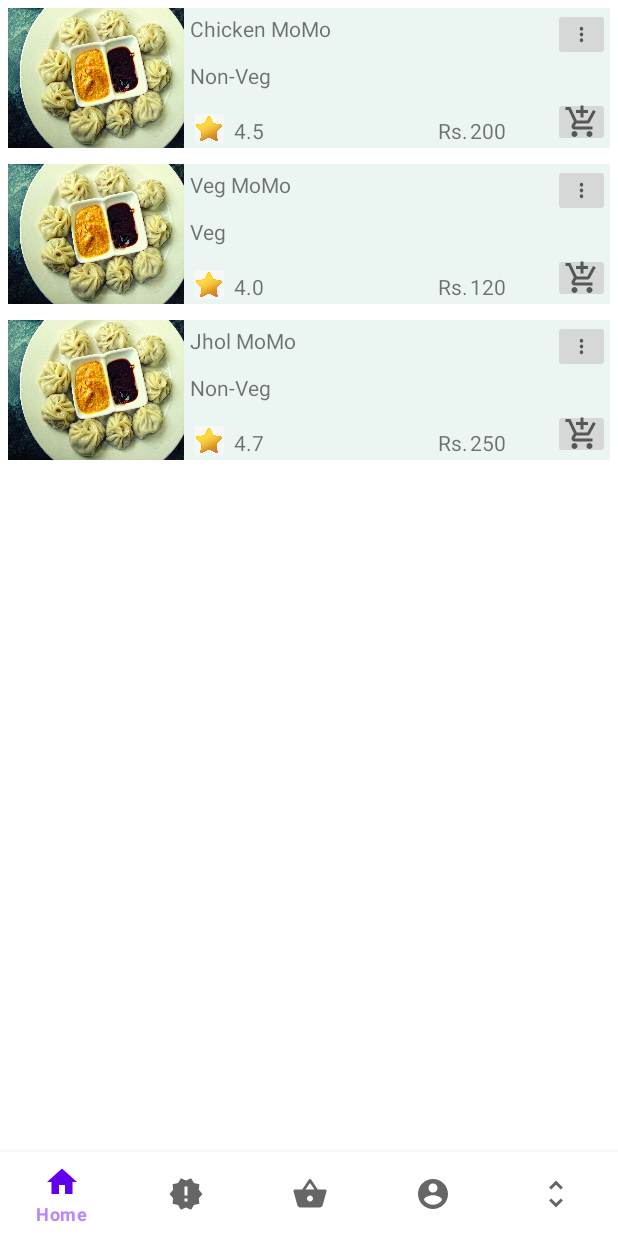
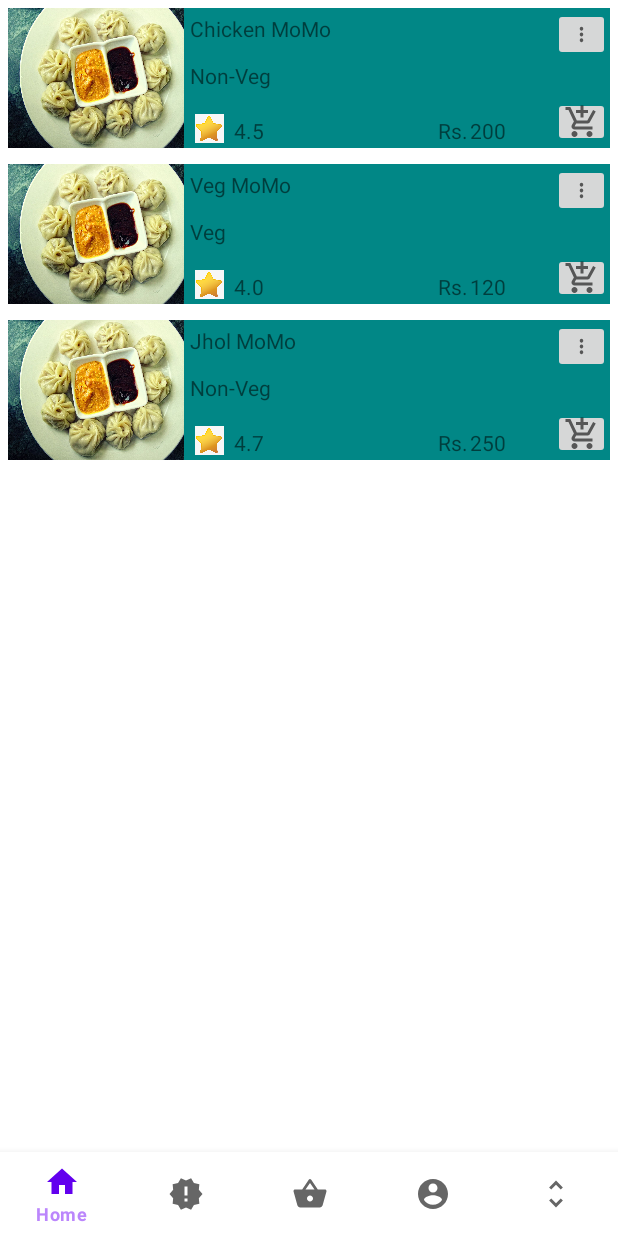
Before and after one commit to saugat0123/android, an Android app: the HomeFragment screen opened directly, with no data from a screen before it, on a phone screen of 412 x 824 dp. Run offline under Robolectric (Android 15) with nearby library versions, the phone set to English and light mode, and no system bars; our stand-ins replace CircleImageView; pictures from the network do not load.

Commit message:
Dashboard Edited

```diff
--- a/app/src/main/res/layout/dashboard_layout.xml
+++ b/app/src/main/res/layout/dashboard_layout.xml
@@ -4,7 +4,7 @@
     xmlns:app="http://schemas.android.com/apk/res-auto"
     xmlns:tools="http://schemas.android.com/tools"
     android:layout_margin="5dp"
-    android:background="#EBF6F3"
+    android:background="@color/teal_700"
     android:layout_width="match_parent"
     android:layout_height="wrap_content">
 
@@ -69,7 +69,7 @@
         android:text="200"
         app:layout_constraintEnd_toStartOf="@+id/btnAddtoCart"
         app:layout_constraintTop_toTopOf="parent"
-        tools:ignore="RtlCompat" />
+        tools:ignore="HardcodedText,RtlCompat,RtlHardcoded" />
 
     <ImageView
         android:id="@+id/imageView2"
@@ -100,7 +100,8 @@
         android:layout_marginTop="72dp"
         android:text="Rs."
         app:layout_constraintEnd_toStartOf="@+id/tvItemPrice"
-        app:layout_constraintTop_toTopOf="parent" />
+        app:layout_constraintTop_toTopOf="parent"
+        tools:ignore="HardcodedText" />
 
     <!--    <RatingBar-->
 <!--        android:id="@+id/ratingBar"-->
```
